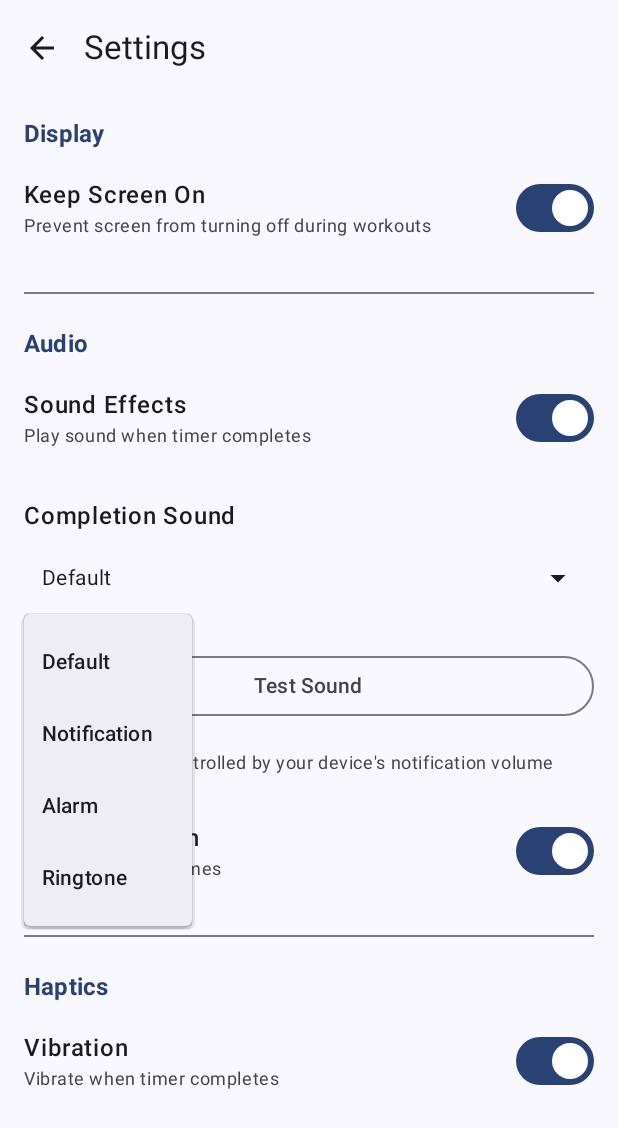
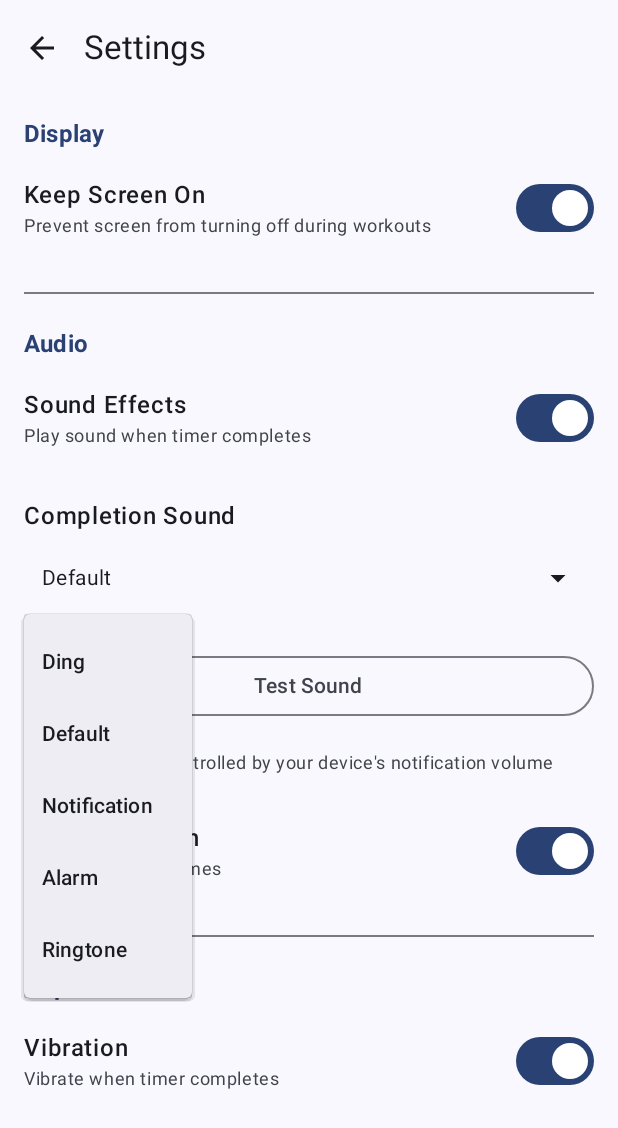
Before and after one commit to avilshadow/multi-timer-0, an Android app built with Jetpack Compose: the SettingsScreen screen opened through its navigation route, after a tap on "Default", on a phone screen of 412 x 824 dp. Shown: the top 1128 px of the screen. Run offline under Robolectric (Android 15) with nearby library versions, the phone set to English and light mode, and no system bars; our stand-ins replace Dagger/Hilt's generated code, Room's generated code.

Commit message:
[Feature] Add custom Ding sound and set as default
Changes:
- Rename "Slack - Ding.mp3" to "ding.mp3" and move to res/raw/
- Add "Ding" as first option in sound selector
- Set "ding" as default completion sound for new installs
- Update SoundManager to load custom sound from raw resources
- Custom sound uses android.resource URI scheme

The Ding sound is now the default, providing a consistent
and pleasant notification sound that works reliably.
Users can still choose from: Ding, Default, Notification, Alarm, or Ringtone

```diff
--- a/app/src/main/java/com/yogatimer/app/domain/audio/SoundManager.kt
+++ b/app/src/main/java/com/yogatimer/app/domain/audio/SoundManager.kt
@@ -110,6 +110,10 @@ class SoundManager @Inject constructor(
             "system_default", "notification" -> RingtoneManager.getDefaultUri(RingtoneManager.TYPE_NOTIFICATION)
             "alarm" -> RingtoneManager.getDefaultUri(RingtoneManager.TYPE_ALARM)
             "ringtone" -> RingtoneManager.getDefaultUri(RingtoneManager.TYPE_RINGTONE)
+            "ding" -> {
+                // Custom ding sound from raw resources
+                Uri.parse("android.resource://${context.packageName}/raw/ding")
+            }
             else -> {
                 // Try to parse as URI, fallback to default if invalid
                 try {
--- a/app/src/main/java/com/yogatimer/app/domain/model/Settings.kt
+++ b/app/src/main/java/com/yogatimer/app/domain/model/Settings.kt
@@ -9,7 +9,7 @@ data class Settings(
     val enableTTS: Boolean = true,
     val ttsLanguage: String = "en-US",
     val enableSoundEffects: Boolean = true,
-    val completionSoundUri: String = "system_default",
+    val completionSoundUri: String = "ding",
     val soundVolume: Float = 0.7f, // 0.0 to 1.0
 
     // Haptic Settings
--- a/app/src/main/java/com/yogatimer/app/presentation/settings/SettingsScreen.kt
+++ b/app/src/main/java/com/yogatimer/app/presentation/settings/SettingsScreen.kt
@@ -268,6 +268,7 @@ private fun SettingsSoundSelector(
 
     // Sound options
     val soundOptions = listOf(
+        "ding" to "Ding",
         "system_default" to "Default",
         "notification" to "Notification",
         "alarm" to "Alarm",
```
Also changed, not shown: 2 other files.
